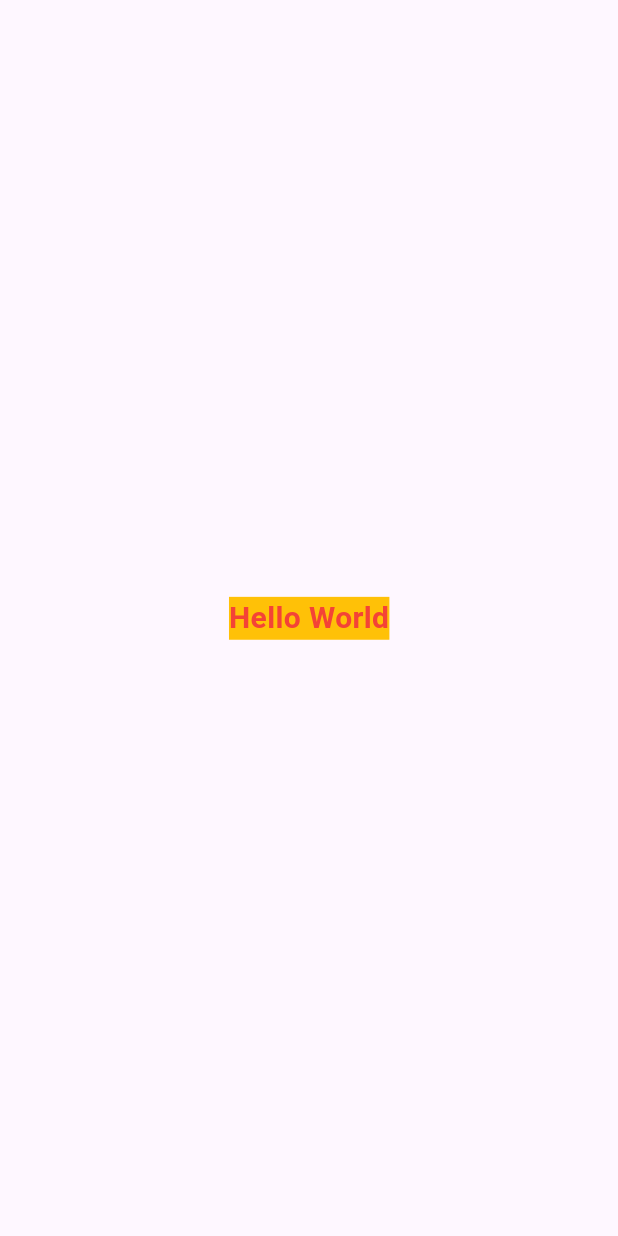
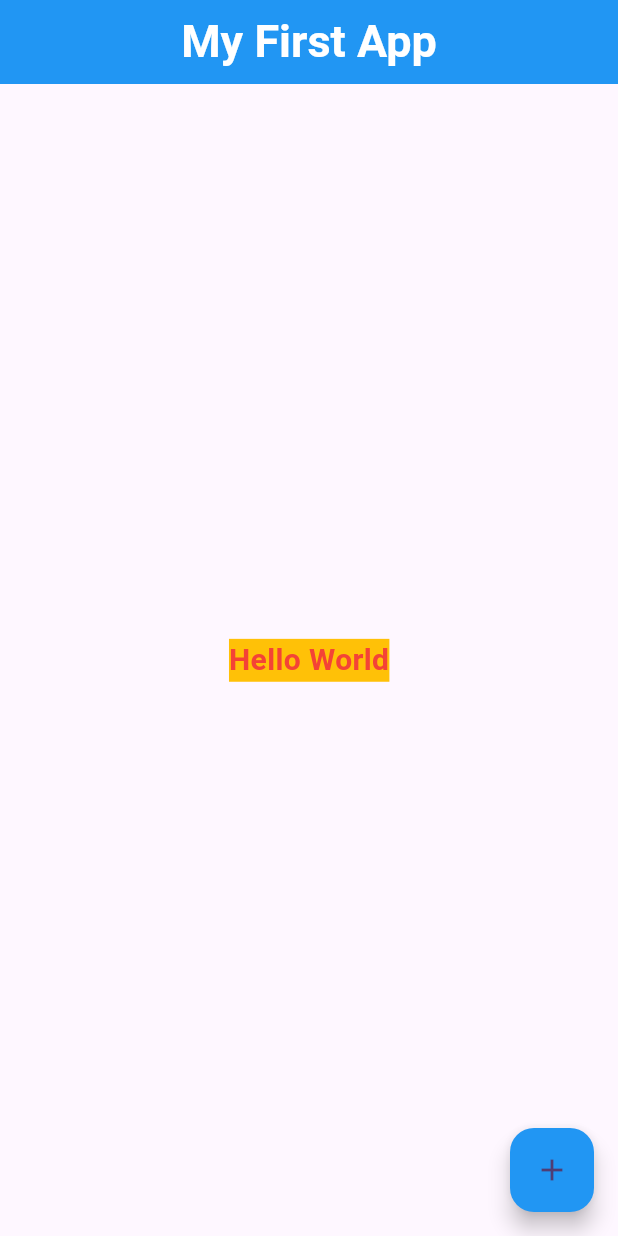
Before and after one commit to OmarGamalDev/flutter_revision_project, a Flutter app: the screen it shows after launch, on a phone screen of 412 x 824 dp. Run offline on Flutter 3.47's test engine with Material 3 defaults, Android fonts, the phone set to English and light mode, and no system bars.

Commit message:
Refactor FlutterBasics widget to enhance structure and maintainability

```diff
--- a/lib/Flutter basics/flutter_basics.dart
+++ b/lib/Flutter basics/flutter_basics.dart
@@ -6,15 +6,35 @@ class FlutterBasics extends StatelessWidget {
   @override
   Widget build(BuildContext context) {
     return Scaffold(
-      body: Center (
-        child: Text("Hello World",
-        style: TextStyle(
-        color: Colors.red,
-        fontSize: 20,
-        fontWeight: FontWeight.bold,
-        backgroundColor: Colors.amber,
+      floatingActionButton: FloatingActionButton(
+        onPressed: () {},
+        backgroundColor: Colors.blue,
+        child: Icon(Icons.add),
       ),
-      ),)
+      appBar: AppBar(
+        backgroundColor: Colors.blue,
+        title: Center(
+          child: Text(
+            "My First App",
+            style: TextStyle(
+              color: Colors.white,
+              fontSize: 30,
+              fontWeight: FontWeight.bold,
+            ),
+          ),
+        ),
+      ),
+      body: Center(
+        child: Text(
+          "Hello World",
+          style: TextStyle(
+            color: Colors.red,
+            fontSize: 20,
+            fontWeight: FontWeight.bold,
+            backgroundColor: Colors.amber,
+          ),
+        ),
+      ),
     );
   }
 }
```
